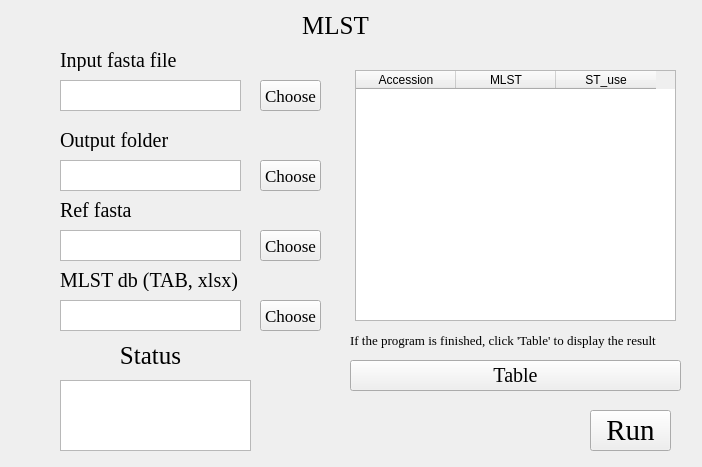
This is MLST.ui in hzaurzli/MicroWorldOmics as Qt 5 draws it before an edit. The edited form follows.
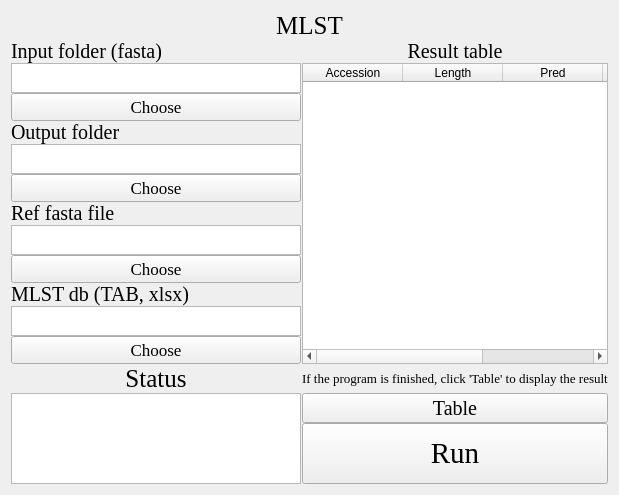
This is the edited form. Icons and pictures are not drawn.

```diff
--- a/MLST.ui
+++ b/MLST.ui
@@ -6,8 +6,8 @@
    <rect>
     <x>0</x>
     <y>0</y>
-    <width>702</width>
-    <height>467</height>
+    <width>619</width>
+    <height>495</height>
    </rect>
   </property>
   <property name="windowTitle">
@@ -16,37 +16,17 @@
   <property name="styleSheet">
    <string notr="true">background-image: url(D:/Documents/Desktop/bb.png)</string>
   </property>
-  <widget class="QLabel" name="label">
-   <property name="geometry">
-    <rect>
-     <x>240</x>
-     <y>10</y>
-     <width>191</width>
-     <height>31</height>
-    </rect>
-   </property>
-   <property name="font">
-    <font>
-     <family>Times New Roman</family>
-     <pointsize>19</pointsize>
-    </font>
-   </property>
-   <property name="text">
-    <string>MLST</string>
-   </property>
-   <property name="alignment">
-    <set>Qt::AlignCenter</set>
-   </property>
-  </widget>
+  <layout class="QGridLayout" name="gridLayout_2">
+   <item row="0" column="0">
+    <layout class="QGridLayout" name="gridLayout">
+     <property name="horizontalSpacing">
+      <number>1</number>
+     </property>
+     <property name="verticalSpacing">
+      <number>0</number>
+     </property>
+     <item row="1" column="0">
   <widget class="QLabel" name="label_2">
-   <property name="geometry">
-    <rect>
-     <x>60</x>
-     <y>50</y>
-     <width>161</width>
-     <height>21</height>
-    </rect>
-   </property>
    <property name="font">
     <font>
      <family>Times New Roman</family>
@@ -54,69 +34,15 @@
     </font>
    </property>
    <property name="text">
-    <string>Input fasta file</string>
+        <string>Input folder (fasta)</string>
    </property>
    <property name="alignment">
     <set>Qt::AlignLeading|Qt::AlignLeft|Qt::AlignVCenter</set>
    </property>
   </widget>
-  <widget class="QTextBrowser" name="textBrowser_2">
-   <property name="geometry">
-    <rect>
-     <x>60</x>
-     <y>80</y>
-     <width>181</width>
-     <height>31</height>
-    </rect>
-   </property>
-   <property name="styleSheet">
-    <string notr="true">background-image: url(D:/Documents/Desktop/white.png)</string>
-   </property>
-  </widget>
-  <widget class="QLabel" name="label_3">
-   <property name="geometry">
-    <rect>
-     <x>60</x>
-     <y>130</y>
-     <width>161</width>
-     <height>21</height>
-    </rect>
-   </property>
-   <property name="font">
-    <font>
-     <family>Times New Roman</family>
-     <pointsize>15</pointsize>
-    </font>
-   </property>
-   <property name="text">
-    <string>Output folder</string>
-   </property>
-   <property name="alignment">
-    <set>Qt::AlignLeading|Qt::AlignLeft|Qt::AlignVCenter</set>
-   </property>
-  </widget>
-  <widget class="QTextBrowser" name="textBrowser_3">
-   <property name="geometry">
-    <rect>
-     <x>60</x>
-     <y>160</y>
-     <width>181</width>
-     <height>31</height>
-    </rect>
-   </property>
-   <property name="styleSheet">
-    <string notr="true">background-image: url(D:/Documents/Desktop/white.png)</string>
-   </property>
-  </widget>
+     </item>
+     <item row="3" column="0">
   <widget class="QPushButton" name="pushButton_2">
-   <property name="geometry">
-    <rect>
-     <x>260</x>
-     <y>80</y>
-     <width>61</width>
-     <height>31</height>
-    </rect>
-   </property>
    <property name="font">
     <font>
      <family>Times New Roman</family>
@@ -127,18 +53,136 @@
     <string>Choose</string>
    </property>
   </widget>
+     </item>
+     <item row="14" column="1">
+      <widget class="QPushButton" name="pushButton_4">
+       <property name="sizePolicy">
+        <sizepolicy hsizetype="Expanding" vsizetype="MinimumExpanding">
+         <horstretch>0</horstretch>
+         <verstretch>0</verstretch>
+        </sizepolicy>
+       </property>
+       <property name="maximumSize">
+        <size>
+         <width>16777215</width>
+         <height>30</height>
+        </size>
+       </property>
+       <property name="font">
+        <font>
+         <family>Times New Roman</family>
+         <pointsize>15</pointsize>
+        </font>
+       </property>
+       <property name="text">
+        <string>Table</string>
+       </property>
+      </widget>
+     </item>
+     <item row="5" column="0">
+      <widget class="QTextBrowser" name="textBrowser_3">
+       <property name="sizePolicy">
+        <sizepolicy hsizetype="Expanding" vsizetype="MinimumExpanding">
+         <horstretch>0</horstretch>
+         <verstretch>0</verstretch>
+        </sizepolicy>
+       </property>
+       <property name="maximumSize">
+        <size>
+         <width>16777215</width>
+         <height>30</height>
+        </size>
+       </property>
+       <property name="styleSheet">
+        <string notr="true">background-image: url(D:/Documents/Desktop/white.png)</string>
+       </property>
+      </widget>
+     </item>
+     <item row="6" column="0">
   <widget class="QPushButton" name="pushButton_3">
-   <property name="geometry">
-    <rect>
-     <x>260</x>
-     <y>160</y>
-     <width>61</width>
-     <height>31</height>
-    </rect>
-   </property>
+       <property name="font">
+        <font>
+         <family>Times New Roman</family>
+         <pointsize>13</pointsize>
+        </font>
+       </property>
+       <property name="text">
+        <string>Choose</string>
+       </property>
+      </widget>
+     </item>
+     <item row="4" column="0">
+      <widget class="QLabel" name="label_3">
    <property name="font">
     <font>
      <family>Times New Roman</family>
+         <pointsize>15</pointsize>
+        </font>
+       </property>
+       <property name="text">
+        <string>Output folder</string>
+       </property>
+       <property name="alignment">
+        <set>Qt::AlignLeading|Qt::AlignLeft|Qt::AlignVCenter</set>
+       </property>
+      </widget>
+     </item>
+     <item row="7" column="0">
+      <widget class="QLabel" name="label_9">
+       <property name="font">
+        <font>
+         <family>Times New Roman</family>
+         <pointsize>15</pointsize>
+        </font>
+       </property>
+       <property name="text">
+        <string>Ref fasta file</string>
+       </property>
+       <property name="alignment">
+        <set>Qt::AlignLeading|Qt::AlignLeft|Qt::AlignVCenter</set>
+       </property>
+      </widget>
+     </item>
+     <item row="10" column="0">
+      <widget class="QLabel" name="label_7">
+       <property name="font">
+        <font>
+         <family>Times New Roman</family>
+         <pointsize>15</pointsize>
+        </font>
+       </property>
+       <property name="text">
+        <string>MLST db (TAB, xlsx)</string>
+       </property>
+       <property name="alignment">
+        <set>Qt::AlignLeading|Qt::AlignLeft|Qt::AlignVCenter</set>
+       </property>
+      </widget>
+     </item>
+     <item row="8" column="0">
+      <widget class="QTextBrowser" name="textBrowser_4">
+       <property name="sizePolicy">
+        <sizepolicy hsizetype="Expanding" vsizetype="MinimumExpanding">
+         <horstretch>0</horstretch>
+         <verstretch>0</verstretch>
+        </sizepolicy>
+       </property>
+       <property name="maximumSize">
+        <size>
+         <width>16777215</width>
+         <height>30</height>
+        </size>
+       </property>
+       <property name="styleSheet">
+        <string notr="true">background-image: url(D:/Documents/Desktop/white.png)</string>
+       </property>
+      </widget>
+     </item>
+     <item row="9" column="0">
+      <widget class="QPushButton" name="pushButton_5">
+       <property name="font">
+        <font>
+         <family>Times New Roman</family>
      <pointsize>13</pointsize>
     </font>
    </property>
@@ -146,28 +190,28 @@
     <string>Choose</string>
    </property>
   </widget>
-  <widget class="QTextBrowser" name="textBrowser">
-   <property name="geometry">
-    <rect>
-     <x>60</x>
-     <y>380</y>
-     <width>191</width>
-     <height>71</height>
-    </rect>
-   </property>
+     </item>
+     <item row="11" column="0">
+      <widget class="QTextBrowser" name="textBrowser_5">
+       <property name="sizePolicy">
+        <sizepolicy hsizetype="Expanding" vsizetype="MinimumExpanding">
+         <horstretch>0</horstretch>
+         <verstretch>0</verstretch>
+        </sizepolicy>
+       </property>
+       <property name="maximumSize">
+        <size>
+         <width>16777215</width>
+         <height>30</height>
+        </size>
+       </property>
    <property name="styleSheet">
     <string notr="true">background-image: url(D:/Documents/Desktop/white.png)</string>
    </property>
   </widget>
+     </item>
+     <item row="13" column="0">
   <widget class="QLabel" name="label_4">
-   <property name="geometry">
-    <rect>
-     <x>100</x>
-     <y>340</y>
-     <width>101</width>
-     <height>31</height>
-    </rect>
-   </property>
    <property name="font">
     <font>
      <family>Times New Roman</family>
@@ -181,56 +225,41 @@
     <set>Qt::AlignCenter</set>
    </property>
   </widget>
-  <widget class="QPushButton" name="pushButton">
-   <property name="geometry">
-    <rect>
-     <x>590</x>
-     <y>410</y>
-     <width>81</width>
-     <height>41</height>
-    </rect>
-   </property>
-   <property name="font">
-    <font>
-     <family>Times New Roman</family>
-     <pointsize>22</pointsize>
-    </font>
-   </property>
+     </item>
+     <item row="2" column="1" rowspan="11">
+      <widget class="QTableWidget" name="tableWidget">
    <property name="styleSheet">
     <string notr="true">background-image: url(D:/Documents/Desktop/white.png)</string>
    </property>
+       <column>
    <property name="text">
-    <string>Run</string>
-   </property>
-  </widget>
-  <widget class="QPushButton" name="pushButton_4">
-   <property name="geometry">
-    <rect>
-     <x>350</x>
-     <y>360</y>
-     <width>331</width>
-     <height>31</height>
-    </rect>
-   </property>
-   <property name="font">
-    <font>
-     <family>Times New Roman</family>
-     <pointsize>15</pointsize>
-    </font>
-   </property>
+         <string>Accession</string>
+        </property>
+       </column>
+       <column>
+        <property name="text">
+         <string>Length</string>
+        </property>
+       </column>
+       <column>
+        <property name="text">
+         <string>Pred</string>
+        </property>
+       </column>
+       <column>
    <property name="text">
-    <string>Table</string>
-   </property>
-  </widget>
+         <string>Score</string>
+        </property>
+       </column>
+       <column>
+        <property name="text">
+         <string>Type</string>
+        </property>
+       </column>
+      </widget>
+     </item>
+     <item row="13" column="1">
   <widget class="QLabel" name="label_6">
-   <property name="geometry">
-    <rect>
-     <x>350</x>
-     <y>330</y>
-     <width>331</width>
-     <height>20</height>
-    </rect>
-   </property>
    <property name="font">
     <font>
      <family>Times New Roman</family>
@@ -244,103 +273,9 @@
     <set>Qt::AlignLeading|Qt::AlignLeft|Qt::AlignVCenter</set>
    </property>
   </widget>
-  <widget class="QTableWidget" name="tableWidget">
-   <property name="geometry">
-    <rect>
-     <x>355</x>
-     <y>70</y>
-     <width>321</width>
-     <height>251</height>
-    </rect>
-   </property>
-   <property name="styleSheet">
-    <string notr="true">background-image: url(D:/Documents/Desktop/white.png)</string>
-   </property>
-   <column>
-    <property name="text">
-     <string>Accession</string>
-    </property>
-   </column>
-   <column>
-    <property name="text">
-     <string>MLST</string>
-    </property>
-   </column>
-   <column>
-    <property name="text">
-     <string>ST_use</string>
-    </property>
-   </column>
-  </widget>
-  <widget class="QLabel" name="label_5">
-   <property name="geometry">
-    <rect>
-     <x>60</x>
-     <y>200</y>
-     <width>131</width>
-     <height>21</height>
-    </rect>
-   </property>
-   <property name="font">
-    <font>
-     <family>Times New Roman</family>
-     <pointsize>15</pointsize>
-    </font>
-   </property>
-   <property name="text">
-    <string>Ref fasta</string>
-   </property>
-   <property name="alignment">
-    <set>Qt::AlignLeading|Qt::AlignLeft|Qt::AlignVCenter</set>
-   </property>
-  </widget>
-  <widget class="QPushButton" name="pushButton_5">
-   <property name="geometry">
-    <rect>
-     <x>260</x>
-     <y>230</y>
-     <width>61</width>
-     <height>31</height>
-    </rect>
-   </property>
-   <property name="font">
-    <font>
-     <family>Times New Roman</family>
-     <pointsize>13</pointsize>
-    </font>
-   </property>
-   <property name="text">
-    <string>Choose</string>
-   </property>
-  </widget>
-  <widget class="QPushButton" name="pushButton_6">
-   <property name="geometry">
-    <rect>
-     <x>260</x>
-     <y>300</y>
-     <width>61</width>
-     <height>31</height>
-    </rect>
-   </property>
-   <property name="font">
-    <font>
-     <family>Times New Roman</family>
-     <pointsize>13</pointsize>
-    </font>
-   </property>
-   <property name="text">
-    <string>Choose</string>
-   </property>
-  </widget>
+     </item>
+     <item row="1" column="1">
   <widget class="QLabel" name="label_8">
-   <property name="geometry">
-    <rect>
-     <x>60</x>
-     <y>270</y>
-     <width>191</width>
-     <height>21</height>
-    </rect>
-   </property>
    <property name="font">
     <font>
      <family>Times New Roman</family>
@@ -348,38 +283,111 @@
     </font>
    </property>
    <property name="text">
-    <string>MLST db (TAB, xlsx)</string>
+        <string>Result table</string>
    </property>
    <property name="alignment">
-    <set>Qt::AlignLeading|Qt::AlignLeft|Qt::AlignVCenter</set>
-   </property>
-  </widget>
-  <widget class="QTextBrowser" name="textBrowser_4">
-   <property name="geometry">
-    <rect>
-     <x>60</x>
-     <y>230</y>
-     <width>181</width>
-     <height>31</height>
-    </rect>
-   </property>
+        <set>Qt::AlignCenter</set>
+       </property>
+      </widget>
+     </item>
+     <item row="12" column="0">
+      <widget class="QPushButton" name="pushButton_6">
+       <property name="font">
+        <font>
+         <family>Times New Roman</family>
+         <pointsize>13</pointsize>
+        </font>
+       </property>
+       <property name="text">
+        <string>Choose</string>
+       </property>
+      </widget>
+     </item>
+     <item row="2" column="0">
+      <widget class="QTextBrowser" name="textBrowser_2">
+       <property name="sizePolicy">
+        <sizepolicy hsizetype="Expanding" vsizetype="MinimumExpanding">
+         <horstretch>0</horstretch>
+         <verstretch>0</verstretch>
+        </sizepolicy>
+       </property>
+       <property name="maximumSize">
+        <size>
+         <width>16777215</width>
+         <height>30</height>
+        </size>
+       </property>
    <property name="styleSheet">
     <string notr="true">background-image: url(D:/Documents/Desktop/white.png)</string>
    </property>
   </widget>
-  <widget class="QTextBrowser" name="textBrowser_5">
-   <property name="geometry">
-    <rect>
-     <x>60</x>
-     <y>300</y>
-     <width>181</width>
-     <height>31</height>
-    </rect>
-   </property>
+     </item>
+     <item row="0" column="0" colspan="2">
+      <widget class="QLabel" name="label">
+       <property name="font">
+        <font>
+         <family>Times New Roman</family>
+         <pointsize>19</pointsize>
+        </font>
+       </property>
+       <property name="text">
+        <string>MLST</string>
+       </property>
+       <property name="alignment">
+        <set>Qt::AlignCenter</set>
+       </property>
+      </widget>
+     </item>
+     <item row="15" column="1">
+      <widget class="QPushButton" name="pushButton">
+       <property name="sizePolicy">
+        <sizepolicy hsizetype="Expanding" vsizetype="MinimumExpanding">
+         <horstretch>0</horstretch>
+         <verstretch>0</verstretch>
+        </sizepolicy>
+       </property>
+       <property name="maximumSize">
+        <size>
+         <width>16777215</width>
+         <height>80</height>
+        </size>
+       </property>
+       <property name="font">
+        <font>
+         <family>Times New Roman</family>
+         <pointsize>22</pointsize>
+        </font>
+       </property>
    <property name="styleSheet">
     <string notr="true">background-image: url(D:/Documents/Desktop/white.png)</string>
    </property>
-  </widget>
+       <property name="text">
+        <string>Run</string>
+       </property>
+      </widget>
+     </item>
+     <item row="14" column="0" rowspan="2">
+      <widget class="QTextBrowser" name="textBrowser">
+       <property name="sizePolicy">
+        <sizepolicy hsizetype="Expanding" vsizetype="Expanding">
+         <horstretch>0</horstretch>
+         <verstretch>0</verstretch>
+        </sizepolicy>
+       </property>
+       <property name="maximumSize">
+        <size>
+         <width>16777215</width>
+         <height>16777215</height>
+        </size>
+       </property>
+       <property name="styleSheet">
+        <string notr="true">background-image: url(D:/Documents/Desktop/white.png)</string>
+       </property>
+      </widget>
+     </item>
+    </layout>
+   </item>
+  </layout>
  </widget>
  <resources/>
  <connections/>
```
Left out of the diff: 6 changed lines with no effect on the pictures. Lines whose indentation alone changed are shown as unchanged.
